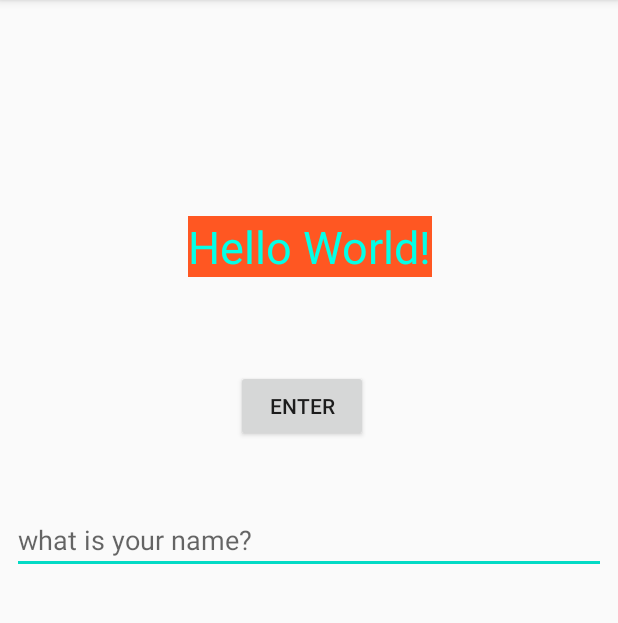
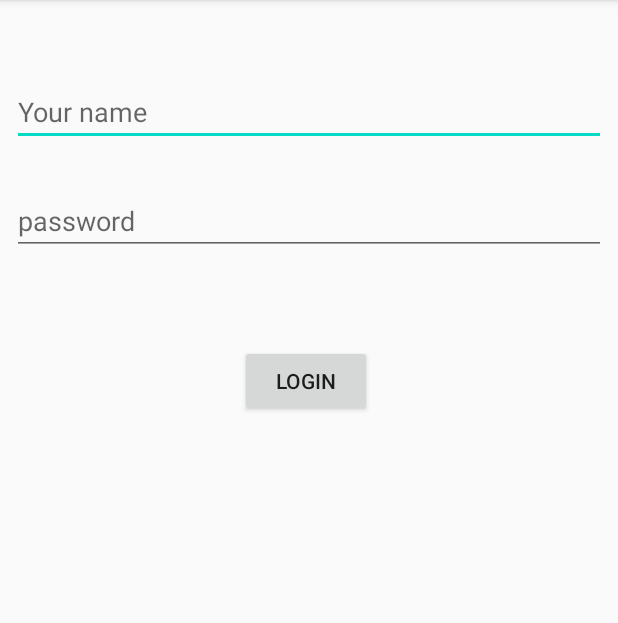
Before and after one commit to Erfaneftekharzadeh/applicationTest, an Android app: the screen it shows after launch (MainActivity), on a phone screen of 412 x 824 dp, the part 84-707 px from its top. Run offline under Robolectric (Android 15) with nearby library versions, the phone set to English and light mode, and no system bars.

Commit message:
login page

```diff
--- a/app/src/main/java/com/erfan/android/applicationtest/MainActivity.java
+++ b/app/src/main/java/com/erfan/android/applicationtest/MainActivity.java
@@ -6,20 +6,20 @@ import android.os.Bundle;
 import android.util.Log;
 import android.view.View;
 import android.widget.EditText;
-import android.widget.TextView;
+
 
 public class MainActivity extends AppCompatActivity {
 
+  public void LoginButton(View view){
 
-    public void clickFunction(View view){
+      EditText username=findViewById(R.id.usernameInput);
+      EditText password=findViewById(R.id.passwordInput);
+      Log.i("username is", username.getText().toString());
+      Log.i("username is", password.getText().toString());
 
-        /*EditText textView=(EditText) findViewById(R.id.TextField);*/
+  }
 
-        Log.i("information", "Button in the main page is pressed: ");
 
-        /*Log.i("user name is:", textView.getText().toString());*/
-
-    }
 
     @Override
     protected void onCreate(Bundle savedInstanceState) {
--- a/app/src/main/res/layout/activity_main.xml
+++ b/app/src/main/res/layout/activity_main.xml
@@ -6,55 +6,46 @@
     android:layout_height="match_parent"
     tools:context=".MainActivity">
 
-    <TextView
-        android:id="@+id/textView"
-        android:layout_width="wrap_content"
+    <EditText
+        android:id="@+id/usernameInput"
+        android:layout_width="0dp"
         android:layout_height="wrap_content"
-        android:layout_marginStart="168dp"
-        android:layout_marginTop="136dp"
-        android:layout_marginEnd="167dp"
-        android:layout_marginBottom="576dp"
-        android:background="#FF5722"
-        android:text="Hello World!"
-        android:textAppearance="@android:style/TextAppearance.DeviceDefault.Widget.TextView"
-        android:textColor="#03FFE7"
-        android:textSize="30sp"
-        app:layout_constraintBottom_toBottomOf="parent"
+        android:layout_marginStart="8dp"
+        android:layout_marginTop="52dp"
+        android:layout_marginEnd="8dp"
+        android:ems="10"
+        android:hint="@string/username"
+        android:inputType="textPersonName"
         app:layout_constraintEnd_toEndOf="parent"
         app:layout_constraintStart_toStartOf="parent"
         app:layout_constraintTop_toTopOf="parent" />
 
+    <EditText
+        android:id="@+id/passwordInput"
+        android:layout_width="0dp"
+        android:layout_height="wrap_content"
+        android:layout_marginStart="8dp"
+        android:layout_marginTop="27dp"
+        android:layout_marginEnd="8dp"
+        android:ems="10"
+        android:hint="@string/password"
+        android:inputType="textPassword"
+        app:layout_constraintEnd_toEndOf="parent"
+        app:layout_constraintStart_toStartOf="parent"
+        app:layout_constraintTop_toBottomOf="@+id/usernameInput" />
+
     <Button
-        android:id="@+id/button"
+        android:id="@+id/loginButton"
         android:layout_width="wrap_content"
         android:layout_height="wrap_content"
-        android:layout_marginStart="157dp"
-        android:layout_marginTop="52dp"
-        android:layout_marginEnd="167dp"
-        android:layout_marginBottom="464dp"
-        android:onClick="clickFunction"
-        android:text="@string/mainbutton"
+        android:layout_marginStart="159dp"
+        android:layout_marginTop="42dp"
+        android:layout_marginEnd="164dp"
+        android:layout_marginBottom="472dp"
+        android:onClick="@string/loginButton"
+        android:text="@string/login"
         app:layout_constraintBottom_toBottomOf="parent"
         app:layout_constraintEnd_toEndOf="parent"
         app:layout_constraintStart_toStartOf="parent"
-        app:layout_constraintTop_toBottomOf="@+id/textView" />
-
-    <EditText
-        android:id="@+id/TextField"
-        android:layout_width="0dp"
-        android:layout_height="wrap_content"
-        android:layout_marginStart="8dp"
-        android:layout_marginTop="38dp"
-        android:layout_marginEnd="8dp"
-        android:layout_marginBottom="381dp"
-        android:ems="10"
-        android:hint="@string/hintOfText"
-        android:inputType="textPersonName"
-        app:layout_constraintBottom_toBottomOf="parent"
-        app:layout_constraintEnd_toEndOf="parent"
-        app:layout_constraintHorizontal_bias="0.5"
-        app:layout_constraintStart_toStartOf="parent"
-        app:layout_constraintTop_toBottomOf="@+id/button"
-        android:autofillHints="" />
-
+        app:layout_constraintTop_toBottomOf="@+id/passwordInput" />
 </androidx.constraintlayout.widget.ConstraintLayout>
--- a/app/src/main/res/values/strings.xml
+++ b/app/src/main/res/values/strings.xml
@@ -4,4 +4,8 @@
     <string name="mainbutton">Enter</string>
 
     <string name="hintOfText">what is your name?</string>
+    <string name="password">password</string>
+    <string name="username">Your name</string>
+    <string name="login">Login</string>
+    <string name="loginButton">LoginButton</string>
 </resources>
```
